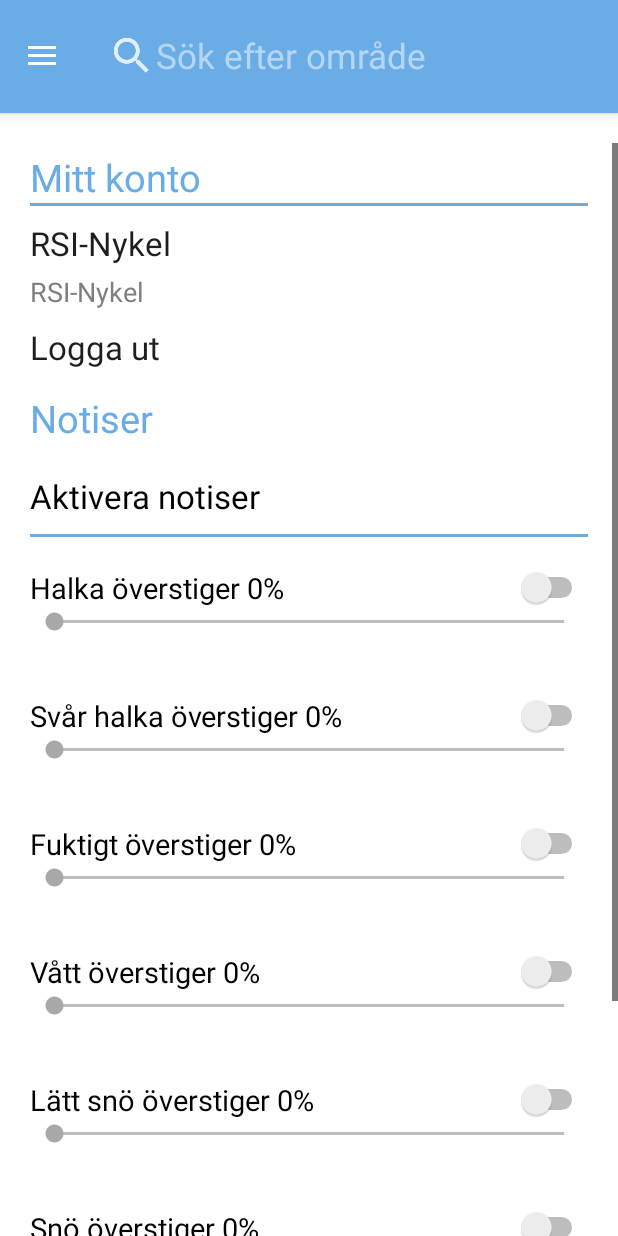
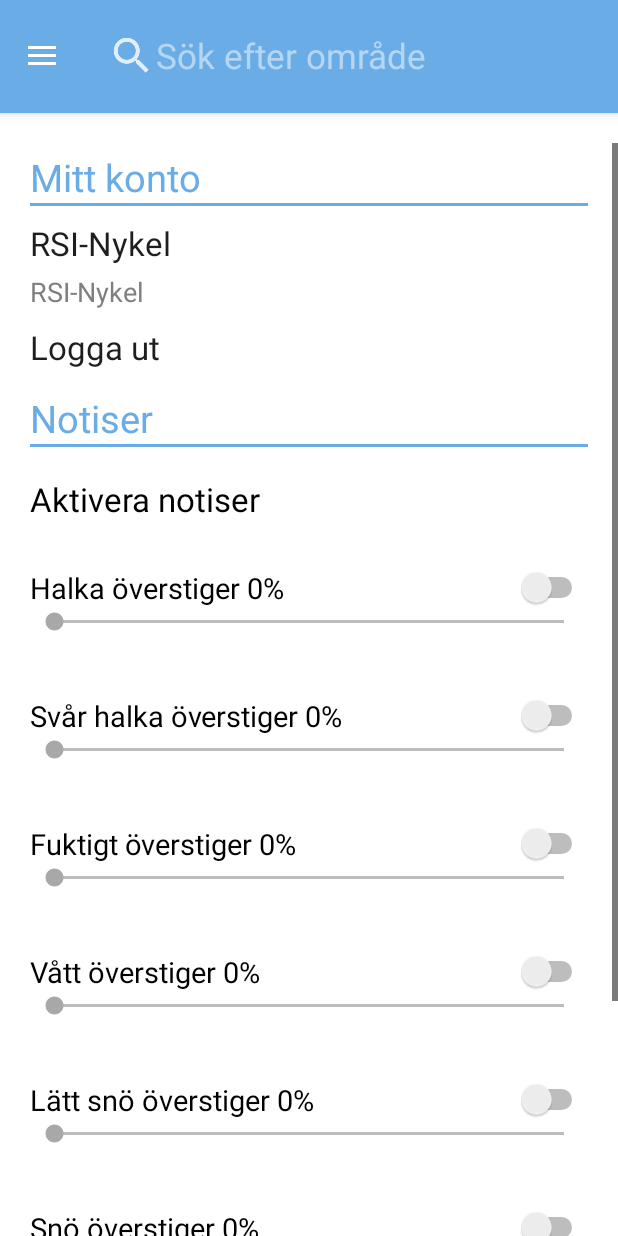
Before and after one commit to Digitalis-web/RSIAPP, an Android app: the screen it shows after launch (NavActivity), after a tap on "INSTÄLLNINGAR", on a phone screen of 412 x 824 dp. Run offline under Robolectric (Android 15) with nearby library versions, the phone set to English and light mode, and no system bars; 7 statements that could not run were skipped; 1 other tap on this screen came first.

Commit message:
small changes

```diff
--- a/app/src/main/res/layout/fragment_settings.xml
+++ b/app/src/main/res/layout/fragment_settings.xml
@@ -76,6 +76,13 @@
                 android:textColor="@color/colorBlue"
                 android:textSize="25sp" />
 
+            <View
+                android:layout_width="match_parent"
+                android:layout_height="2dp"
+                android:layout_marginLeft="@dimen/container_spacing"
+                android:layout_marginRight="@dimen/container_spacing"
+                android:background="@color/colorBlue" />
+
             <Switch
                 android:id="@+id/enable_notifications"
                 android:layout_width="match_parent"
@@ -91,12 +98,6 @@
                 android:track="@color/colorBlue"
                  />
 
-            <View
-                android:layout_width="match_parent"
-                android:layout_height="2dp"
-                android:layout_marginLeft="@dimen/container_spacing"
-                android:layout_marginRight="@dimen/container_spacing"
-                android:background="@color/colorBlue" />
 
             <LinearLayout
                 android:id="@+id/categories_settings_view"
```
Also changed, not shown: 1 other file.
